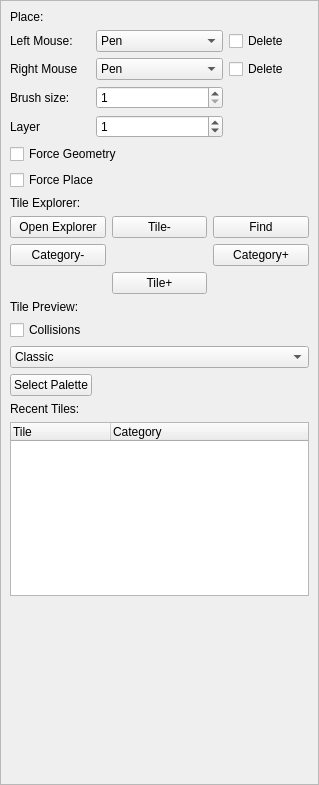
Qt form ui/uifiles/editors/tiles.ui (timofey260/RWE-Sharp) before a commit.
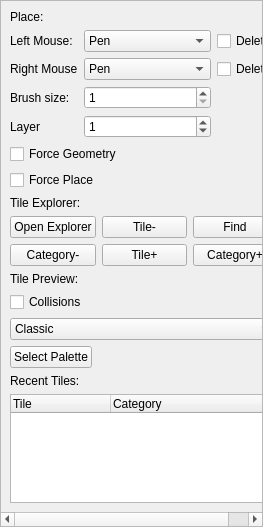
The same form after that commit. Icons and pictures are not drawn.

Patch:
```diff
--- a/ui/uifiles/editors/tiles.ui
+++ b/ui/uifiles/editors/tiles.ui
@@ -6,8 +6,8 @@
    <rect>
     <x>0</x>
     <y>0</y>
-    <width>319</width>
-    <height>785</height>
+    <width>263</width>
+    <height>527</height>
    </rect>
   </property>
   <property name="windowTitle">
@@ -36,8 +36,8 @@
        <rect>
         <x>0</x>
         <y>0</y>
-        <width>317</width>
-        <height>783</height>
+        <width>261</width>
+        <height>525</height>
        </rect>
       </property>
       <layout class="QVBoxLayout" name="verticalLayout_2">
@@ -269,7 +269,7 @@
             <bool>true</bool>
            </property>
            <property name="correctionMode">
-            <enum>QAbstractSpinBox::CorrectionMode::CorrectToNearestValue</enum>
+            <enum>QAbstractSpinBox::CorrectToPreviousValue</enum>
            </property>
            <property name="minimum">
             <number>1</number>
@@ -311,17 +311,10 @@
            </property>
           </widget>
          </item>
-         <item row="2" column="1">
-          <widget class="QPushButton" name="TileNext">
+         <item row="0" column="2">
+          <widget class="QPushButton" name="FindTE">
            <property name="text">
-            <string>Tile+</string>
-           </property>
-          </widget>
-         </item>
-         <item row="0" column="1">
-          <widget class="QPushButton" name="TilePrev">
-           <property name="text">
-            <string>Tile-</string>
+            <string>Find</string>
            </property>
           </widget>
          </item>
@@ -332,10 +325,10 @@
            </property>
           </widget>
          </item>
-         <item row="0" column="2">
-          <widget class="QPushButton" name="FindTE">
+         <item row="1" column="1">
+          <widget class="QPushButton" name="TileNext">
            <property name="text">
-            <string>Find</string>
+            <string>Tile+</string>
            </property>
           </widget>
          </item>
@@ -346,6 +339,13 @@
            </property>
           </widget>
          </item>
+         <item row="0" column="1">
+          <widget class="QPushButton" name="TilePrev">
+           <property name="text">
+            <string>Tile-</string>
+           </property>
+          </widget>
+         </item>
         </layout>
        </item>
        <item>
@@ -440,19 +440,6 @@
          </column>
         </widget>
        </item>
-       <item>
-        <spacer name="verticalSpacer">
-         <property name="orientation">
-          <enum>Qt::Orientation::Vertical</enum>
-         </property>
-         <property name="sizeHint" stdset="0">
-          <size>
-           <width>20</width>
-           <height>197</height>
-          </size>
-         </property>
-        </spacer>
-       </item>
       </layout>
      </widget>
     </widget>
```
